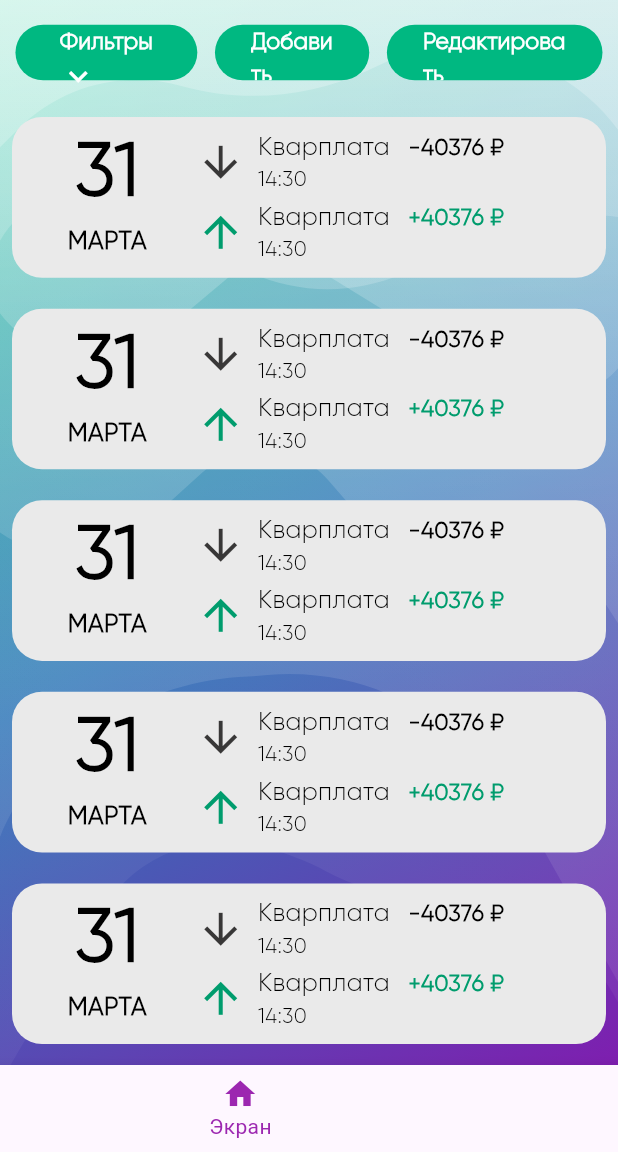
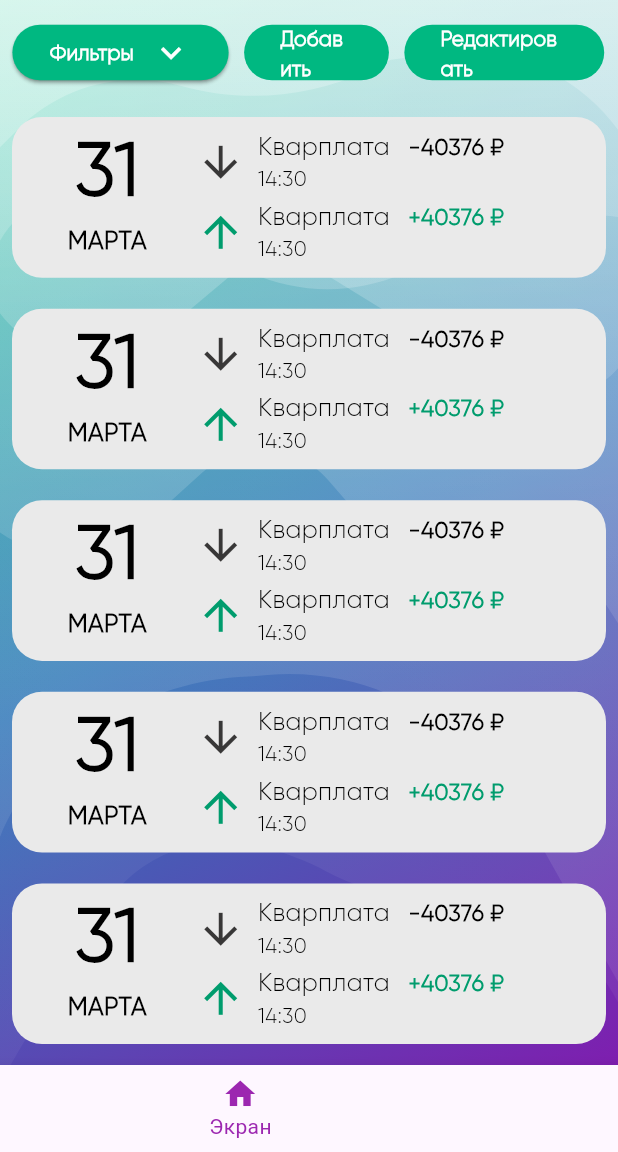
Before and after one commit to mospolytech-finapp/mobile-archive, a Flutter app: the screen it shows after launch, item 2 of the bottom bar chosen, on a phone screen of 412 x 824 dp, the part 84-1236 px from its top. Run offline on Flutter 3.47's test engine with Material 2 defaults, Android fonts, the phone set to English and light mode, and no system bars; our stand-ins replace dio, flutter_secure_storage, flutter_svg, sizer; statements that could not run were skipped.

Commit message:
Добавлен Listview.builder, сделан padding у list item, сделан фильтр

```diff
--- a/lib/app/pages/homepage/pages/transactions/transactionspage_page.dart
+++ b/lib/app/pages/homepage/pages/transactions/transactionspage_page.dart
@@ -4,6 +4,8 @@ import 'package:sizer/sizer.dart';
 import 'package:finapp/app/pages/widgets/listview_item_widget.dart';
 import 'package:flutter/src/widgets/framework.dart';
 import 'package:flutter/src/widgets/placeholder.dart';
+
+List<String> list = <String>['Категория', 'Дата', 'Цели', 'Сумма', 'Время'];
 
 class TransactionsPage extends StatefulWidget {
   const TransactionsPage({super.key});
@@ -13,6 +15,7 @@ class TransactionsPage extends StatefulWidget {
 }
 
 class _TransactionsPageState extends State<TransactionsPage> {
+  String dropdownValue = list.first;
   @override
   Widget build(BuildContext context) {
     return Stack(
@@ -25,44 +28,55 @@ class _TransactionsPageState extends State<TransactionsPage> {
             Row(
               children: [
                 Padding(
-                  padding: EdgeInsets.fromLTRB(2.5.w, 2.h, 2.5.w, 2.h),
+                  padding: EdgeInsets.fromLTRB(2.w, 2.h, 2.w, 2.h),
                   child: Row(children: [
                     //? кнопка Фильтры
                     SizedBox(
-                      width: 29.43.w,
+                      width: 35.w,
                       height: 4.5.h,
                       child: ElevatedButton(
                         onPressed: () {},
                         style: TextButton.styleFrom(
+                            shadowColor: Color(0xff383737),
                             backgroundColor: const Color(0xff00B881),
-                              elevation: 0,
                             shape: RoundedRectangleBorder(
                                 borderRadius: BorderRadius.circular(35))),
-                          child: Wrap(
-                            children: [
-                              Text(
+                        child: DropdownButton(
+                          hint: Text(
                             'Фильтры',
                             style: TextStyle(
                               fontWeight: FontWeight.w700,
-                                  fontSize: 11.sp,
+                              fontSize: 10.sp,
                               color: Colors.white,
                               fontFamily: 'Gilroy-Light',
                             ),
                           ),
-                              Icon(
+                          underline: Container(
+                            color: Colors.transparent,
+                          ),
+                          icon: Icon(
                             Icons.expand_more_outlined,
                             color: Colors.white,
-                                size: 6.w,
+                            size: 6.5.w,
                           ),
-                            ],
-                          )),
+                          style: TextStyle(color: Colors.white),
+                          dropdownColor: Color(0xff383737),
+                          onChanged: (value) {
+                            setState(() {});
+                          },
+                          items: list.map((itemone) {
+                            return DropdownMenuItem(
+                                value: itemone, child: Text(itemone));
+                          }).toList(),
+                        ),
+                      ),
                     ),
                     SizedBox(
-                      width: 2.85.w,
+                      width: 2.5.w,
                     ),
                     //? кнопка Добавить
                     SizedBox(
-                      width: 24.97.w,
+                      width: 23.43.w,
                       height: 4.5.h,
                       child: ElevatedButton(
                         onPressed: () {},
@@ -75,7 +89,7 @@ class _TransactionsPageState extends State<TransactionsPage> {
                           'Добавить',
                           style: TextStyle(
                             fontWeight: FontWeight.w700,
-                            fontSize: 11.sp,
+                            fontSize: 10.sp,
                             color: Colors.white,
                             fontFamily: 'Gilroy-Light',
                           ),
@@ -83,11 +97,11 @@ class _TransactionsPageState extends State<TransactionsPage> {
                       ),
                     ),
                     SizedBox(
-                      width: 2.85.w,
+                      width: 2.5.w,
                     ),
                     //? кнопка Редактировать
                     SizedBox(
-                      width: 34.89.w,
+                      width: 32.34.w,
                       height: 4.5.h,
                       child: ElevatedButton(
                         onPressed: () {},
@@ -100,7 +114,7 @@ class _TransactionsPageState extends State<TransactionsPage> {
                           'Редактировать',
                           style: TextStyle(
                             fontWeight: FontWeight.w700,
-                            fontSize: 11.sp,
+                            fontSize: 10.sp,
                             color: Colors.white,
                             fontFamily: 'Gilroy-Light',
                           ),
@@ -112,15 +126,15 @@ class _TransactionsPageState extends State<TransactionsPage> {
               ],
             ),
             Expanded(
-              child: ListView.separated(
+              child: ListView.builder(
                 padding: const EdgeInsets.all(8),
                 itemCount: 8,
                 itemBuilder: (BuildContext context, int index) {
-                  return ListViewItemWidget(index);
+                  return Padding(
+                    padding: EdgeInsets.only(bottom: 2.5.h),
+                    child: ListViewItemWidget(index),
+                  );
                 },
-                separatorBuilder: (BuildContext context, int index) => SizedBox(
-                  height: 2.5.h,
-                ),
               ),
             ),
           ],
```
Lines whose indentation alone changed are shown as unchanged.
